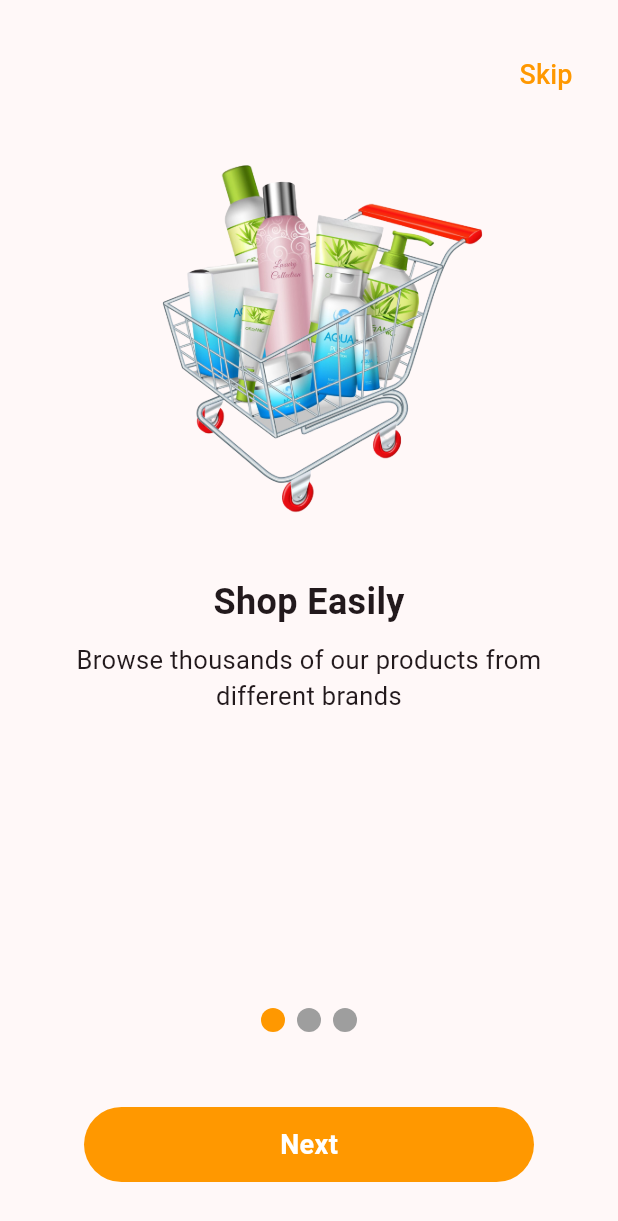
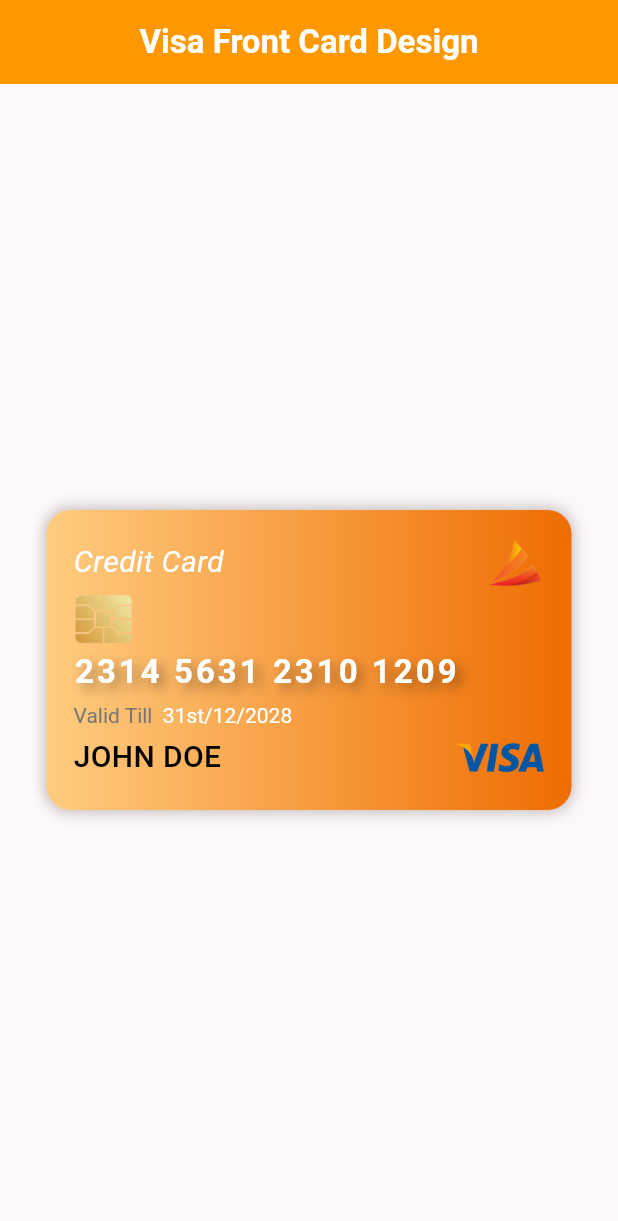
Before and after one commit to gorretgolden/30-Days-of-Flutter-Beginner-UI-Challenges, a Flutter app: the screen it shows after launch, on a phone screen of 412 x 824 dp. Shown: the top 1221 px of the screen. Run offline on Flutter 3.47's test engine with Material 3 defaults, Android fonts, the phone set to English and light mode, and no system bars; drawn by our look-alikes of smooth_page_indicator; our stand-ins replace get.

Commit message:
Day 12: Front Visa Card Design

```diff
--- /dev/null
+++ b/lib/day12.dart
@@ -0,0 +1,125 @@
+import 'package:flutter/material.dart';
+
+class VisaCard extends StatelessWidget {
+  const VisaCard({super.key});
+
+  @override
+  Widget build(BuildContext context) {
+    return Scaffold(
+        appBar: AppBar(
+          title: const Text(
+            "Visa Front Card Design",
+            style: TextStyle(fontWeight: FontWeight.bold),
+          ),
+          backgroundColor: Colors.orange,
+          foregroundColor: Colors.white,
+          centerTitle: true,
+        ),
+        body: Center(
+            child: Container(
+          height: 200,
+          width: 350,
+          padding: const EdgeInsets.all(18),
+          decoration: BoxDecoration(
+              color: Colors.orange,
+              borderRadius: BorderRadius.circular(16),
+              boxShadow: const [
+                BoxShadow(color: Colors.black26, blurRadius: 8, spreadRadius: 1)
+              ],
+              //Adding a gradient effect
+              gradient: LinearGradient(
+                  colors: [Colors.orange.shade200, Colors.orange.shade800],
+                  begin: Alignment.centerLeft,
+                  end: Alignment.centerRight)),
+          //Adding a column layout
+          child: Column(
+              //Enabling items to be aligned from the start of the card
+              crossAxisAlignment: CrossAxisAlignment.start,
+              mainAxisAlignment: MainAxisAlignment.spaceBetween,
+              children: [
+                //Adding a row layout for the credit card text and company logo
+                Row(
+                  //Adding space between the row children
+                  mainAxisAlignment: MainAxisAlignment.spaceBetween,
+                  children: [
+                    //Adding a credit card text
+                    const Text('Credit Card',
+                        style: TextStyle(
+                            color: Colors.white,
+                            fontSize: 20.0,
+                            fontStyle: FontStyle.italic)),
+                    //Adding a card company logo (static image)
+                    Image.asset("assets/images/logo.png", width: 40)
+                  ],
+                ),
+                //Adding a column layout for other items
+                Column(
+                  crossAxisAlignment: CrossAxisAlignment.start,
+                  mainAxisAlignment: MainAxisAlignment.spaceBetween,
+                  children: [
+                    //Adding an emv chip image (static image)
+                    SizedBox(
+                        width: 40,
+                        height: 40,
+                        child: Image.asset('assets/images/emv.png')),
+                    //Adding card number
+                    const Text("2314 5631 2310 1209 ",
+                        style: TextStyle(
+                            color: Colors.white,
+                            fontSize: 22,
+                            letterSpacing: 2,
+                            fontFamily: 'Roboto-Bold',
+                            shadows: [
+                              Shadow(
+                                  offset: Offset(4, 4), //Shadow position
+                                  blurRadius: 10.0, //Blur intensity
+                                  color: Colors.black38 //Color of the shadow
+                                  )
+                            ]))
+                  ],
+                ),
+                            //Adding some space at the top
+                    const SizedBox(height: 3),
+                //Wrapping the row with a column
+                //Adding a row layout
+                Column(
+                  crossAxisAlignment: CrossAxisAlignment.start,
+                  children: [
+                    Row(children: [
+                      //Adding expiration date
+                      RichText(
+                          text: TextSpan(
+                              text: 'Valid Till ',
+                              style: TextStyle(
+                                  color: Colors.grey[600], fontSize: 14.0),
+                              children: const [
+                            TextSpan(
+                              text: ' 31st/12/2028',
+                              style: TextStyle(
+                                  color: Colors.white, fontSize: 14.0),
+                            )
+                          ])),
+                    ]),
+
+                    //Adding some space at the top
+                    const SizedBox(height: 3),
+                    //Cardholder name and visa logo
+                    Row(
+                        mainAxisAlignment: MainAxisAlignment.spaceBetween,
+                        children: [
+                          //Card Holder Name
+                          const Text('JOHN DOE ',
+                              style: TextStyle(
+                                color: Colors.black,
+                                fontWeight: FontWeight.w500,
+                                fontSize: 20.0,
+                              )),
+                          //Adding a visa logo
+                          Image.asset("assets/images/visa-logo.png", width: 60)
+                        ])
+                  ],
+                )
+              ]),
+        )));
+  }
+}
--- a/lib/main.dart
+++ b/lib/main.dart
@@ -1,16 +1,7 @@
 import 'package:flutter/material.dart';
 import 'package:get/get.dart';
-import 'package:thirty_days_beginner_ui_basics/day1.dart';
-import 'package:thirty_days_beginner_ui_basics/day10.dart';
-import 'package:thirty_days_beginner_ui_basics/day11.dart';
-import 'package:thirty_days_beginner_ui_basics/day3.dart';
-import 'package:thirty_days_beginner_ui_basics/day4.dart';
-import 'package:thirty_days_beginner_ui_basics/day5.dart';
-import 'package:thirty_days_beginner_ui_basics/day6.dart';
-import 'package:thirty_days_beginner_ui_basics/day7.dart';
-import 'package:thirty_days_beginner_ui_basics/day8.dart';
-import 'package:thirty_days_beginner_ui_basics/day9.dart';
-import 'package:thirty_days_beginner_ui_basics/screens/home_screen.dart';
+import 'package:thirty_days_beginner_ui_basics/day12.dart';
+
 
 void main() {
   runApp(const MyApp());
@@ -33,7 +24,7 @@ class MyApp extends StatelessWidget {
           seedColor: Colors.black),
         useMaterial3: true,
       ),
-      home: const OnboardingScreen()
+      home: const VisaCard()
     );
   }
 }
```
Also changed, not shown: pubspec.yaml (+5 -6 lines), assets/images/emv.png (added), assets/images/visa-logo.png (added), fonts/Roboto-Bold.ttf (added).
